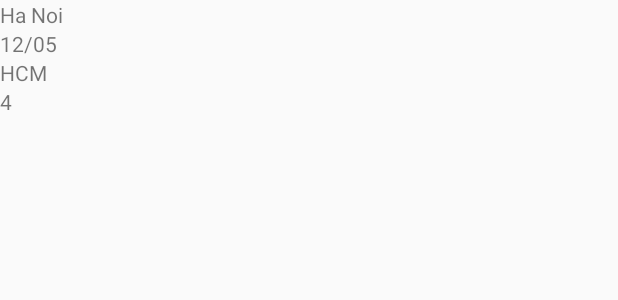
After one commit to quantmth1908038/TechWiz2_CarPoolr, an Android app: the layout item_ride_activity.xml on its own in the app's theme, with its tools: preview values and no code run, on a phone screen of 412 x 824 dp. The commit adds this screen. Shown: the top 300 px of the screen. Run offline under Robolectric (Android 15) with nearby library versions, the light colour scheme and no system bars.

Commit message:
doing_ridelist

```diff
--- a/app/src/main/java/com/techwiz2/carpoolr/MainActivity.java
+++ b/app/src/main/java/com/techwiz2/carpoolr/MainActivity.java
@@ -93,8 +93,6 @@ public class MainActivity extends AppCompatActivity implements OnMapReadyCallbac
         mapFragment.getMapAsync(this);
 
         fusedLocationClient = LocationServices.getFusedLocationProviderClient(this);
-
-
     }
 
     public void init() {
@@ -168,10 +166,8 @@ public class MainActivity extends AppCompatActivity implements OnMapReadyCallbac
                             mMap.animateCamera(CameraUpdateFactory.newLatLngZoom(latLngAway, 15));
 
                             mMap.addMarker(options);
-
                         }
                     });
-
                     try {
                         Geocoder geocoder = new Geocoder(MainActivity.this, Locale.getDefault());
                         List<Address> addresses = geocoder.getFromLocation(location.getLatitude(), location.getLongitude(), 1);
--- a/app/src/main/res/layout/activity_login.xml
+++ b/app/src/main/res/layout/activity_login.xml
@@ -20,7 +20,6 @@
         app:layout_constraintStart_toStartOf="parent"
         app:layout_constraintTop_toTopOf="parent"
         app:layout_constraintVertical_bias="0.43" />
-
     <Button
         android:id="@+id/btnSignup"
         android:layout_width="wrap_content"
@@ -37,7 +36,6 @@
         app:layout_constraintStart_toStartOf="parent"
         app:layout_constraintTop_toBottomOf="@+id/btnLogin"
         app:layout_constraintVertical_bias="0.053" />
-
     <TextView
         android:id="@+id/textView"
         android:layout_width="wrap_content"
--- /dev/null
+++ b/app/src/main/res/layout/item_ride_activity.xml
@@ -0,0 +1,35 @@
+<?xml version="1.0" encoding="utf-8"?>
+<LinearLayout xmlns:android="http://schemas.android.com/apk/res/android"
+    android:orientation="vertical" android:layout_width="match_parent"
+    android:layout_height="match_parent">
+    <LinearLayout
+        android:layout_width="match_parent"
+        android:layout_height="wrap_content"
+        android:orientation="vertical">
+        <TextView
+            android:id="@+id/tvDes"
+            android:layout_width="wrap_content"
+            android:layout_height="match_parent"
+            android:text="Ha Noi"/>
+        <TextView
+            android:id="@+id/tVtime"
+            android:layout_width="match_parent"
+            android:layout_height="wrap_content"
+            android:text="12/05"
+            android:layout_toRightOf="@+id/tvDes"
+            />
+        <TextView
+            android:id="@+id/tvDep"
+            android:layout_width="match_parent"
+            android:layout_height="wrap_content"
+            android:text="HCM"/>
+        <TextView
+            android:id="@+id/tVslot"
+            android:layout_width="match_parent"
+            android:layout_height="wrap_content"
+            android:text="4"/>
+
+
+    </LinearLayout>
+
+</LinearLayout>
```
Also changed, not shown: app/src/main/AndroidManifest.xml (+6 -4 lines), app/src/main/java/com/techwiz2/carpoolr/RideActivity.java (added, +13 -0 lines), app/src/main/java/com/techwiz2/carpoolr/activity/BookCarActivity.java (+0 -8 lines), app/src/main/java/com/techwiz2/carpoolr/activity/RideActivity.java (added, +16 -0 lines), app/src/main/java/com/techwiz2/carpoolr/activity/RidesAdapter.java (added, +60 -0 lines), app/src/main/java/com/techwiz2/carpoolr/connectnetwork/ApiServer.java (+6 -3 lines), app/src/main/java/com/techwiz2/carpoolr/model/Ride.java (added, +78 -0 lines), app/src/main/res/layout/activity_ride.xml (added, +10 -0 lines).
